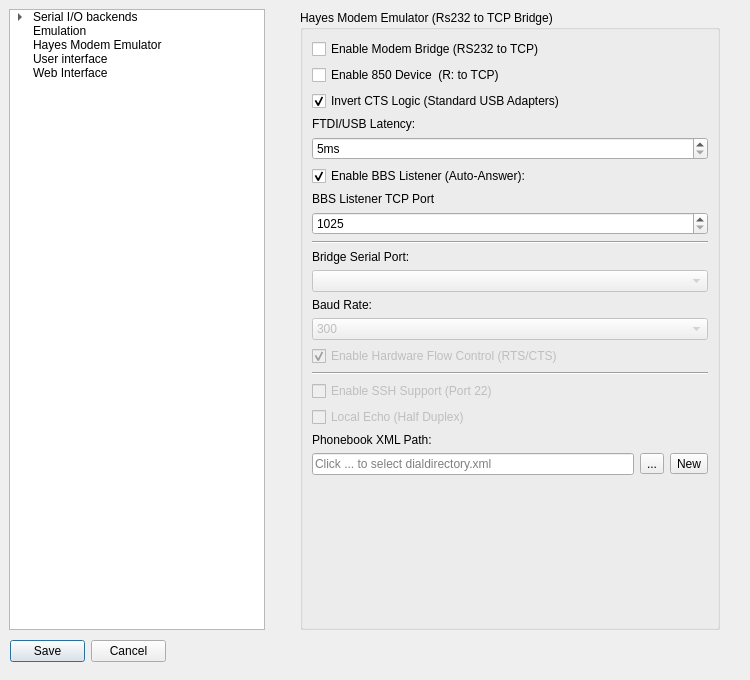
Qt form src/optionsdialog.ui (pjones1063/AspeQt-2k26) before a commit.
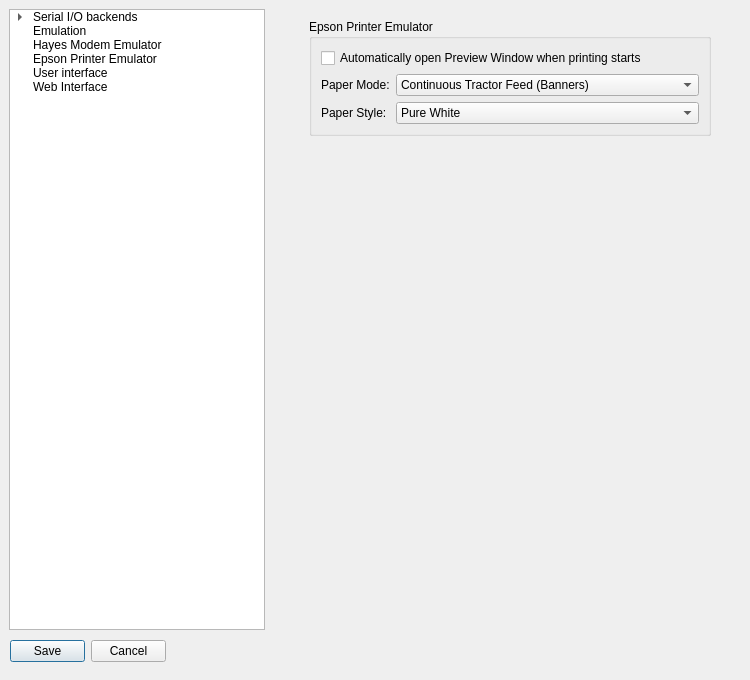
The same form after that commit.

Commit message:
Feature: True Epson FX-80 Printer Emulation
- Replaced basic text logger with a 240x216 DPI virtual canvas
- Implemented Epson ESC hardware parser (quad, double, single density graphics)
- Added ESC J fine line feed support for flawless continuous graphics
- Added Paper Style options (Pure White, Aged Yellow, Vintage Green-Bar)
- Added Paper Mode options (Tractor Feed vs Single Sheet)
- Implemented smart multi-page PDF slicing and continuous banner export
- Renamed TextPrinterWindow to EpsonPrinterWindow with smart auto-scrolling

Patch:
```diff
--- a/src/optionsdialog.ui
+++ b/src/optionsdialog.ui
@@ -88,6 +88,11 @@
      <set>ItemIsSelectable|ItemIsDragEnabled|ItemIsUserCheckable|ItemIsEnabled</set>
     </property>
    </item>
+   <item>
+    <property name="text">
+     <string>Epson Printer Emulator</string>
+    </property>
+   </item>
    <item>
     <property name="text">
      <string>User interface</string>
@@ -115,7 +120,7 @@
     </sizepolicy>
    </property>
    <property name="currentIndex">
-    <number>3</number>
+    <number>4</number>
    </property>
    <widget class="QWidget" name="page_serialPort">
     <layout class="QVBoxLayout" name="verticalLayout_2">
@@ -968,6 +973,86 @@
      </item>
     </layout>
    </widget>
+   <widget class="QWidget" name="page_printer">
+    <layout class="QVBoxLayout" name="verticalLayout_printer">
+     <item>
+      <widget class="QGroupBox" name="groupBox_printer">
+       <property name="title">
+        <string>Epson Printer Emulator</string>
+       </property>
+       <layout class="QFormLayout" name="formLayout_printer">
+        <item row="0" column="0" colspan="2">
+         <widget class="QCheckBox" name="printerAutoPopBox">
+          <property name="text">
+           <string>Automatically open Preview Window when printing starts</string>
+          </property>
+         </widget>
+        </item>
+        <item row="1" column="0">
+         <widget class="QLabel" name="label_printerFeed">
+          <property name="text">
+           <string>Paper Mode:</string>
+          </property>
+         </widget>
+        </item>
+        <item row="1" column="1">
+         <widget class="QComboBox" name="printerFeedCombo">
+          <item>
+           <property name="text">
+            <string>Continuous Tractor Feed (Banners)</string>
+           </property>
+          </item>
+          <item>
+           <property name="text">
+            <string>Single Sheet (Cut-Sheet Feeder)</string>
+           </property>
+          </item>
+         </widget>
+        </item>
+        <item row="2" column="0">
+         <widget class="QLabel" name="label_printerStyle">
+          <property name="text">
+           <string>Paper Style:</string>
+          </property>
+         </widget>
+        </item>
+        <item row="2" column="1">
+         <widget class="QComboBox" name="printerStyleCombo">
+          <item>
+           <property name="text">
+            <string>Pure White</string>
+           </property>
+          </item>
+          <item>
+           <property name="text">
+            <string>Vintage Green-Bar</string>
+           </property>
+          </item>
+          <item>
+           <property name="text">
+            <string>Aged Yellow</string>
+           </property>
+          </item>
+         </widget>
+        </item>
+       </layout>
+      </widget>
+     </item>
+     <item>
+      <spacer name="verticalSpacer_printer">
+       <property name="orientation">
+        <enum>Qt::Orientation::Vertical</enum>
+       </property>
+       <property name="sizeHint" stdset="0">
+        <size>
+         <width>20</width>
+         <height>40</height>
+        </size>
+       </property>
+      </spacer>
+     </item>
+    </layout>
+   </widget>
    <widget class="QWidget" name="page_i18n">
     <layout class="QGridLayout" name="gridLayout">
      <property name="leftMargin">
```
Left out of the diff: 81 changed lines with no effect on the pictures. Lines whose indentation alone changed are shown as unchanged. The commit also changes 18 other files.
